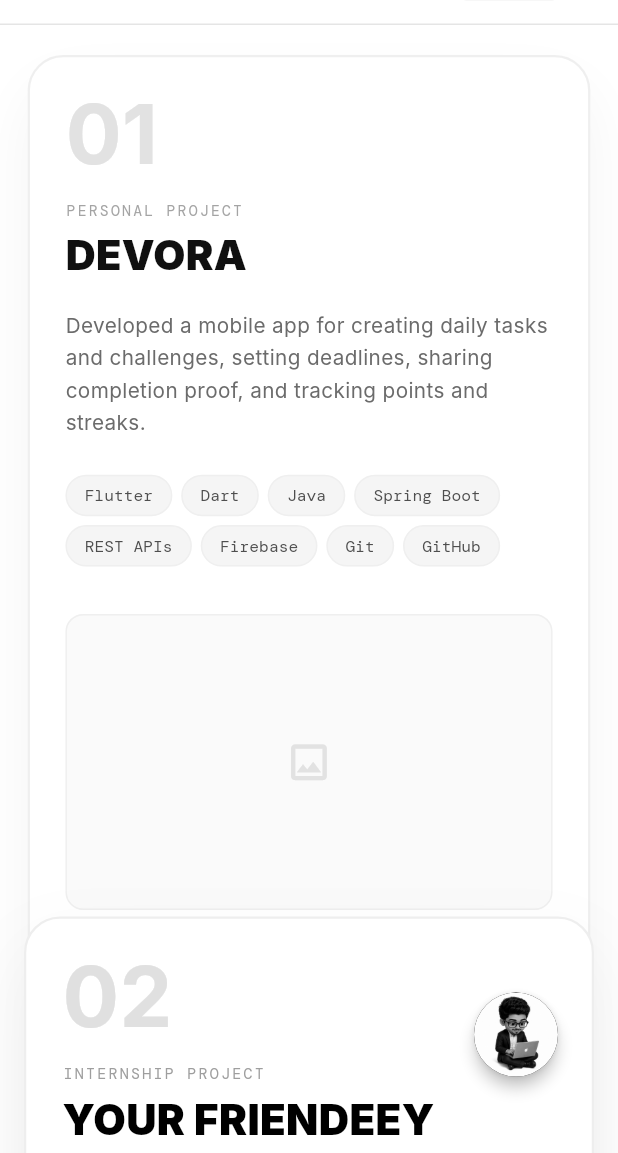
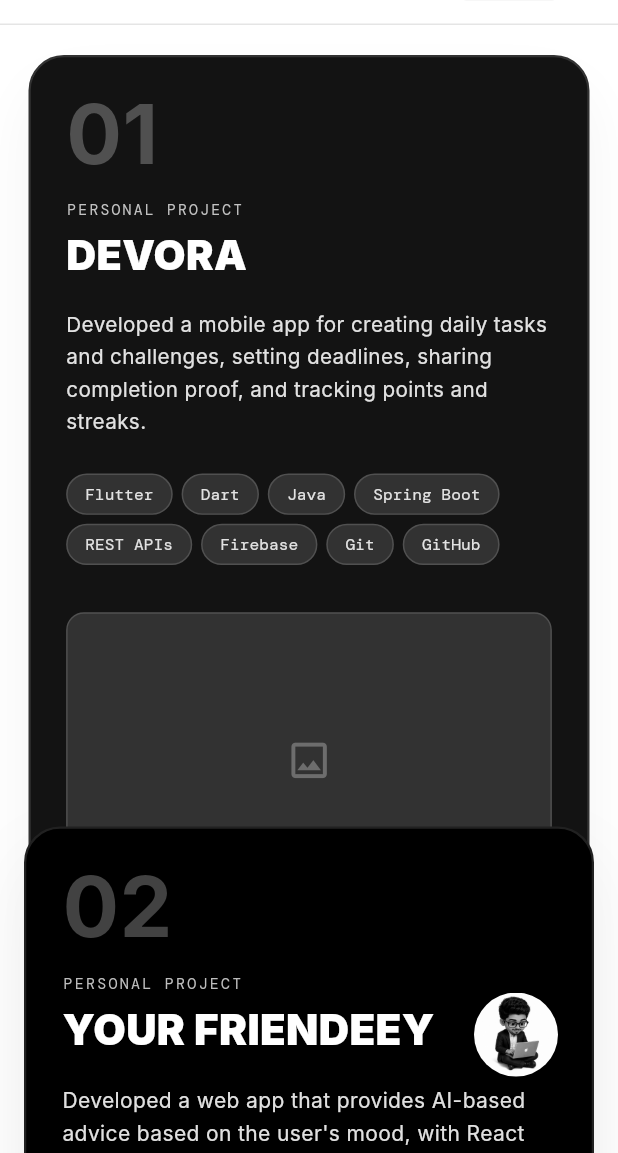
Before and after one commit to MohamedAzeem03/azeem-portfolio, a Flutter app: the screen it shows after launch, scrolled down 3456 dp, on a phone screen of 412 x 824 dp, the part 83-1236 px from its top. Run offline on Flutter 3.47's test engine with Material 3 defaults, Android fonts, the phone set to English and light mode, and no system bars; our stand-ins replace font_awesome_flutter, simple_icons.

Commit message:
Invert project cards to a dark theme with solid black backgrounds and precise grey/white typography hierarchy

```diff
--- a/lib/widgets/case_study_modal.dart
+++ b/lib/widgets/case_study_modal.dart
@@ -222,7 +222,8 @@ class CaseStudyModal extends StatelessWidget {
 
 class HoverTechBadge extends StatefulWidget {
   final String tech;
-  const HoverTechBadge({super.key, required this.tech});
+  final bool isDark;
+  const HoverTechBadge({super.key, required this.tech, this.isDark = false});
 
   @override
   State<HoverTechBadge> createState() => _HoverTechBadgeState();
@@ -240,16 +241,24 @@ class _HoverTechBadgeState extends State<HoverTechBadge> {
         duration: const Duration(milliseconds: 200),
         padding: const EdgeInsets.symmetric(horizontal: 12, vertical: 6),
         decoration: BoxDecoration(
-          color: _isHovered ? Colors.black : Colors.grey.shade100,
+          color: _isHovered
+              ? (widget.isDark ? Colors.white : Colors.black)
+              : (widget.isDark ? Colors.grey.shade900 : Colors.grey.shade100),
           borderRadius: BorderRadius.circular(16),
-          border: Border.all(color: _isHovered ? Colors.black : Colors.grey.shade200),
+          border: Border.all(
+              color: _isHovered
+                  ? (widget.isDark ? Colors.white : Colors.black)
+                  : (widget.isDark ? Colors.grey.shade800 : Colors.grey.shade200)
+          ),
         ),
         child: AnimatedDefaultTextStyle(
           duration: const Duration(milliseconds: 200),
           style: TextStyle(
             fontFamily: 'DM Mono',
             fontSize: 11,
-            color: _isHovered ? Colors.white : Colors.grey.shade800,
+            color: _isHovered
+                ? (widget.isDark ? Colors.black : Colors.white)
+                : (widget.isDark ? Colors.grey.shade300 : Colors.grey.shade800),
           ),
           child: Text(widget.tech.trim()),
         ),
--- a/lib/widgets/projects_section.dart
+++ b/lib/widgets/projects_section.dart
@@ -31,7 +31,7 @@ final List<CaseStudy> _projects = [
   ),
   const CaseStudy(
     projectName: 'YOUR FRIENDEEY',
-    projectType: 'INTERNSHIP PROJECT',
+    projectType: 'PERSONAL PROJECT',
     description: 'Developed a web app that provides AI-based advice based on the user\'s mood, with React frontend, Django backend, and AI API integration.',
     challenge: 'Users may need simple guidance based on their current mood but may not know where to find personalized advice.',
     solution: 'Built an AI-powered web application that provides advice based on the user\'s selected mood.',
@@ -53,7 +53,7 @@ final List<CaseStudy> _projects = [
   ),
   const CaseStudy(
     projectName: 'AZM QUICKBITE',
-    projectType: 'PERSONAL PROJECT',
+    projectType: 'INTERNSHIP PROJECT',
     description: 'Developed a food ordering web app with user login, product management, cart, order processing, and an interactive QuickBite Assistant.',
     challenge: 'Users need a simple way to browse food items, manage their cart, and place orders through a single application.',
     solution: 'Built a food ordering web application with user authentication, product management, cart functionality, order processing, and an AI-powered QuickBite Assistant.',
@@ -113,7 +113,7 @@ class ProjectsSection extends StatelessWidget {
           Padding(
             padding: EdgeInsets.symmetric(horizontal: isMobile ? 24 : 48),
             child: Text(
-              'SELECTED PROJECTS',
+              'MY PROJECTS',
               style: TextStyle(
                 fontFamily: 'Cormorant Garamond',
                 fontSize: isMobile ? 42 : 64,
@@ -211,9 +211,9 @@ class ProjectsSection extends StatelessWidget {
 
     return Container(
       decoration: BoxDecoration(
-        color: Colors.white,
+        color: Colors.black,
         borderRadius: BorderRadius.circular(24),
-        border: Border.all(color: Colors.grey.shade200, width: 1.5),
+        border: Border.all(color: Colors.grey.shade900, width: 1.5),
         boxShadow: [
           BoxShadow(
             color: Colors.black.withValues(alpha: 0.05),
@@ -243,7 +243,7 @@ class ProjectsSection extends StatelessWidget {
                   width: isTablet ? 70 : 100,
                   child: Text(
                     projectNum,
-                    style: TextStyle(fontFamily: 'Inter', fontSize: isTablet ? 56 : 72, fontWeight: FontWeight.bold, color: Colors.grey.shade300, height: 1),
+                    style: TextStyle(fontFamily: 'Inter', fontSize: isTablet ? 56 : 72, fontWeight: FontWeight.bold, color: Colors.grey.shade800, height: 1),
                   ),
                 ),
                 // Details
@@ -252,15 +252,15 @@ class ProjectsSection extends StatelessWidget {
                   child: Column(
                     crossAxisAlignment: CrossAxisAlignment.start,
                     children: [
-                      Text(project.projectType.toUpperCase(), style: TextStyle(fontFamily: 'DM Mono', fontSize: 12, color: Colors.grey.shade500, letterSpacing: 1.5)),
+                      Text(project.projectType.toUpperCase(), style: TextStyle(fontFamily: 'DM Mono', fontSize: 12, color: Colors.grey.shade400, letterSpacing: 1.5)),
                       const SizedBox(height: 8),
-                      Text(project.projectName.toUpperCase(), style: TextStyle(fontFamily: 'Inter', fontSize: 36, fontWeight: FontWeight.w900, color: Colors.black, letterSpacing: -0.5)),
+                      Text(project.projectName.toUpperCase(), style: TextStyle(fontFamily: 'Inter', fontSize: 36, fontWeight: FontWeight.w900, color: Colors.white, letterSpacing: -0.5)),
                       const SizedBox(height: 16), // Reduced from 24
-                      Text(project.description, style: TextStyle(fontFamily: 'Inter', fontSize: 16, color: Colors.grey.shade700, height: 1.5)),
+                      Text(project.description, style: TextStyle(fontFamily: 'Inter', fontSize: 16, color: Colors.grey.shade300, height: 1.5)),
                       const SizedBox(height: 24), // Reduced from 32
                       Text('Technologies:', style: TextStyle(fontFamily: 'DM Mono', fontSize: 12, color: Colors.grey.shade500)),
                       const SizedBox(height: 12),
-                      Wrap(spacing: 8, runSpacing: 8, children: project.technologies.map((t) => HoverTechBadge(tech: t)).toList()),
+                      Wrap(spacing: 8, runSpacing: 8, children: project.technologies.map((t) => HoverTechBadge(tech: t, isDark: true)).toList()),
                       const Spacer(),
                       _buildCaseStudyButton(context, project),
                     ],
@@ -272,9 +272,9 @@ class ProjectsSection extends StatelessWidget {
                   flex: 4,
                   child: Container(
                     decoration: BoxDecoration(
-                      color: Colors.grey.shade50,
+                      color: Colors.grey.shade900,
                       borderRadius: BorderRadius.circular(16),
-                      border: Border.all(color: Colors.grey.shade200),
+                      border: Border.all(color: Colors.grey.shade800),
                     ),
                     child: project.imagePath != null
                         ? ClipRRect(
@@ -285,9 +285,9 @@ class ProjectsSection extends StatelessWidget {
                             child: Column(
                               mainAxisSize: MainAxisSize.min,
                               children: [
-                                Icon(Icons.image_outlined, size: 48, color: Colors.grey.shade300),
+                                Icon(Icons.image_outlined, size: 48, color: Colors.grey.shade700),
                                 const SizedBox(height: 16),
-                                Text('Image\nPlaceholder', textAlign: TextAlign.center, style: TextStyle(fontFamily: 'DM Mono', color: Colors.grey.shade400, fontSize: 12)),
+                                Text('Image\nPlaceholder', textAlign: TextAlign.center, style: TextStyle(fontFamily: 'DM Mono', color: Colors.grey.shade600, fontSize: 12)),
                               ],
                             ),
                           ),
@@ -297,13 +297,13 @@ class ProjectsSection extends StatelessWidget {
             ),
           ),
         ),
-        const Divider(height: 1, color: Color(0xFFEEEEEE)),
+        const Divider(height: 1, color: Color(0xFF222222)),
         Padding(
           padding: EdgeInsets.symmetric(horizontal: isTablet ? 32.0 : 36.0, vertical: 24.0), // Reduced vertical from 32 to 24
           child: Column(
             crossAxisAlignment: CrossAxisAlignment.start,
             children: [
-              const Text('KEY WORK', style: TextStyle(fontFamily: 'DM Mono', fontSize: 12, fontWeight: FontWeight.bold, color: Colors.black, letterSpacing: 1.5)),
+              const Text('KEY WORK', style: TextStyle(fontFamily: 'DM Mono', fontSize: 12, fontWeight: FontWeight.bold, color: Colors.white, letterSpacing: 1.5)),
               const SizedBox(height: 12), // Reduced from 16
               Wrap(
                 spacing: 32,
@@ -313,8 +313,8 @@ class ProjectsSection extends StatelessWidget {
                   child: Row(
                     crossAxisAlignment: CrossAxisAlignment.start,
                     children: [
-                      const Text('• ', style: TextStyle(fontFamily: 'Inter', color: Colors.black, fontSize: 14)),
-                      Expanded(child: Text(k, style: TextStyle(fontFamily: 'Inter', color: Colors.grey.shade700, fontSize: 14, height: 1.4))),
+                      const Text('• ', style: TextStyle(fontFamily: 'Inter', color: Colors.white, fontSize: 14)),
+                      Expanded(child: Text(k, style: TextStyle(fontFamily: 'Inter', color: Colors.grey.shade400, fontSize: 14, height: 1.4))),
                     ],
                   ),
                 )).toList(),
@@ -335,45 +335,45 @@ class ProjectsSection extends StatelessWidget {
         child: Column(
           crossAxisAlignment: CrossAxisAlignment.start,
           children: [
-            Text(projectNum, style: TextStyle(fontFamily: 'Inter', fontSize: 56, fontWeight: FontWeight.bold, color: Colors.grey.shade300, height: 1)),
+            Text(projectNum, style: TextStyle(fontFamily: 'Inter', fontSize: 56, fontWeight: FontWeight.bold, color: Colors.grey.shade800, height: 1)),
             const SizedBox(height: 16),
-            Text(project.projectType.toUpperCase(), style: TextStyle(fontFamily: 'DM Mono', fontSize: 10, color: Colors.grey.shade500, letterSpacing: 1.5)),
+            Text(project.projectType.toUpperCase(), style: TextStyle(fontFamily: 'DM Mono', fontSize: 10, color: Colors.grey.shade400, letterSpacing: 1.5)),
             const SizedBox(height: 4),
-            Text(project.projectName.toUpperCase(), style: TextStyle(fontFamily: 'Inter', fontSize: 28, fontWeight: FontWeight.w900, color: Colors.black)),
+            Text(project.projectName.toUpperCase(), style: TextStyle(fontFamily: 'Inter', fontSize: 28, fontWeight: FontWeight.w900, color: Colors.white)),
             const SizedBox(height: 16),
-            Text(project.description, style: TextStyle(fontFamily: 'Inter', fontSize: 14, color: Colors.grey.shade700, height: 1.6)),
+            Text(project.description, style: TextStyle(fontFamily: 'Inter', fontSize: 14, color: Colors.grey.shade300, height: 1.6)),
             const SizedBox(height: 24),
-            Wrap(spacing: 6, runSpacing: 6, children: project.technologies.map((t) => HoverTechBadge(tech: t)).toList()),
+            Wrap(spacing: 6, runSpacing: 6, children: project.technologies.map((t) => HoverTechBadge(tech: t, isDark: true)).toList()),
             const SizedBox(height: 32),
             Container(
               height: 200,
               width: double.infinity,
               decoration: BoxDecoration(
-                color: Colors.grey.shade50,
+                color: Colors.grey.shade900,
                 borderRadius: BorderRadius.circular(12),
-                border: Border.all(color: Colors.grey.shade200),
+                border: Border.all(color: Colors.grey.shade800),
               ),
               child: project.imagePath != null
                   ? ClipRRect(
                       borderRadius: BorderRadius.circular(12),
                       child: Image.asset(project.imagePath!, fit: BoxFit.cover),
                     )
-                  : Center(child: Icon(Icons.image_outlined, size: 32, color: Colors.grey.shade300)),
+                  : Center(child: Icon(Icons.image_outlined, size: 32, color: Colors.grey.shade700)),
             ),
             const SizedBox(height: 32),
             _buildCaseStudyButton(context, project),
             const SizedBox(height: 32),
-            const Divider(height: 1, color: Color(0xFFEEEEEE)),
+            const Divider(height: 1, color: Color(0xFF222222)),
             const SizedBox(height: 24),
-            const Text('KEY WORK', style: TextStyle(fontFamily: 'DM Mono', fontSize: 12, fontWeight: FontWeight.bold, color: Colors.black, letterSpacing: 1.5)),
+            const Text('KEY WORK', style: TextStyle(fontFamily: 'DM Mono', fontSize: 12, fontWeight: FontWeight.bold, color: Colors.white, letterSpacing: 1.5)),
             const SizedBox(height: 16),
             ...project.keyOutcomes.map((k) => Padding(
               padding: const EdgeInsets.only(bottom: 8.0),
               child: Row(
                 crossAxisAlignment: CrossAxisAlignment.start,
                 children: [
-                  const Text('• ', style: TextStyle(fontFamily: 'Inter', color: Colors.black, fontSize: 14)),
-                  Expanded(child: Text(k, style: TextStyle(fontFamily: 'Inter', color: Colors.grey.shade700, fontSize: 14, height: 1.4))),
+                  const Text('• ', style: TextStyle(fontFamily: 'Inter', color: Colors.white, fontSize: 14)),
+                  Expanded(child: Text(k, style: TextStyle(fontFamily: 'Inter', color: Colors.grey.shade400, fontSize: 14, height: 1.4))),
                 ],
               ),
             )),
@@ -422,10 +422,10 @@ class _HoverButtonState extends State<_HoverButton> {
           curve: Curves.easeInOutSine,
           padding: const EdgeInsets.symmetric(horizontal: 24, vertical: 12),
           decoration: BoxDecoration(
-            color: _isHovered ? Colors.transparent : Colors.black,
+            color: _isHovered ? Colors.transparent : Colors.white,
             borderRadius: BorderRadius.circular(32),
             border: Border.all(
-              color: _isHovered ? Colors.grey.shade400 : Colors.black,
+              color: _isHovered ? Colors.grey.shade600 : Colors.white,
             ),
           ),
           child: Row(
@@ -439,14 +439,14 @@ class _HoverButtonState extends State<_HoverButton> {
                   fontSize: 12,
                   fontWeight: FontWeight.bold,
                   letterSpacing: 1.0,
-                  color: _isHovered ? Colors.black : Colors.white,
+                  color: _isHovered ? Colors.white : Colors.black,
                 ),
                 child: Text('${widget.text}  '),
               ),
               TweenAnimationBuilder<Color?>(
                 tween: ColorTween(
-                  begin: Colors.white,
-                  end: _isHovered ? Colors.black : Colors.white,
+                  begin: Colors.black,
+                  end: _isHovered ? Colors.white : Colors.black,
                 ),
                 duration: const Duration(milliseconds: 250),
                 curve: Curves.easeInOutSine,
```
